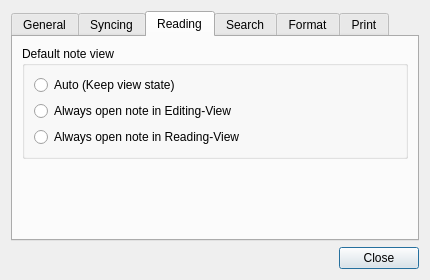
Old version of the form src/ui/wizpreferencedialog.ui in the repository WizTeam/WizQTClient.
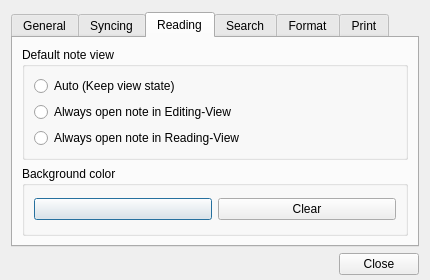
New version of the form. The open tabs and pages were chosen to show the change.

Patch:
```diff
--- a/src/ui/wizpreferencedialog.ui
+++ b/src/ui/wizpreferencedialog.ui
@@ -32,6 +32,12 @@
    <string>WizPreferenceDialog</string>
   </property>
   <layout class="QVBoxLayout" name="verticalLayout_2">
+   <property name="topMargin">
+    <number>12</number>
+   </property>
+   <property name="bottomMargin">
+    <number>5</number>
+   </property>
    <item>
     <widget class="QTabWidget" name="tabWidget">
      <property name="currentIndex">
@@ -342,17 +348,27 @@
         </widget>
        </item>
        <item>
-        <spacer name="verticalSpacer_6">
-         <property name="orientation">
-          <enum>Qt::Vertical</enum>
+        <widget class="QGroupBox" name="groupBox_4">
+         <property name="title">
+          <string>Background color</string>
          </property>
-         <property name="sizeHint" stdset="0">
-          <size>
-           <width>20</width>
-           <height>40</height>
-          </size>
-         </property>
-        </spacer>
+         <layout class="QHBoxLayout" name="horizontalLayout_4">
+          <item>
+           <widget class="QPushButton" name="pushButtonBackgroundColor">
+            <property name="text">
+             <string/>
+            </property>
+           </widget>
+          </item>
+          <item>
+           <widget class="QPushButton" name="pushButtonClearBackground">
+            <property name="text">
+             <string>Clear</string>
+            </property>
+           </widget>
+          </item>
+         </layout>
+        </widget>
        </item>
       </layout>
      </widget>
```
Left out of the diff: 4 changed lines with no effect on the pictures.
